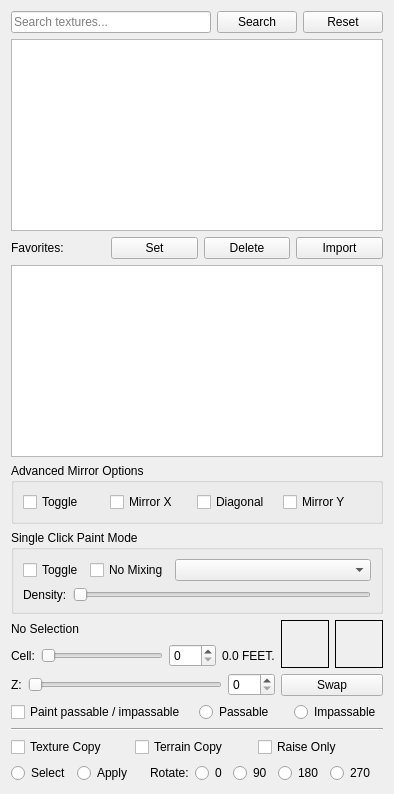
Ui-shigure-z/contraZH, file GeneralsMD/Code/Tools/WorldBuilder/qt/panels/WBQtTerrainMaterialPanel.ui: the form before one commit.
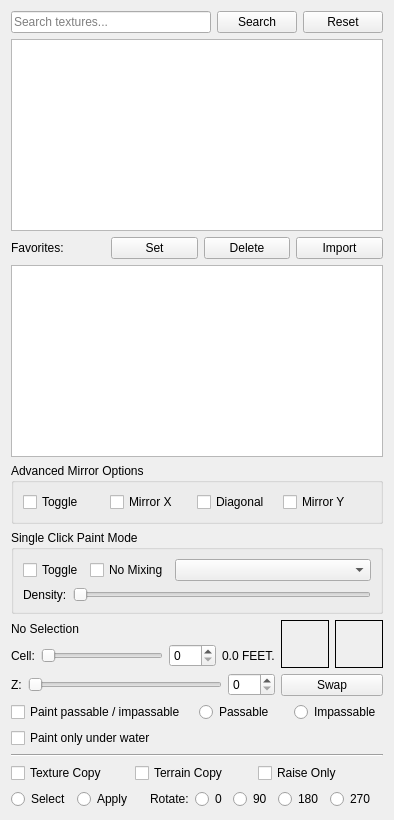
The form after the commit. Custom widgets are drawn as their Qt base class.

Commit message: feat(worldbuilder): add a paint-only-under-water texture option

The edit to the form file:
```diff
--- a/GeneralsMD/Code/Tools/WorldBuilder/qt/panels/WBQtTerrainMaterialPanel.ui
+++ b/GeneralsMD/Code/Tools/WorldBuilder/qt/panels/WBQtTerrainMaterialPanel.ui
@@ -5,7 +5,7 @@
   <property name="windowTitle">
    <string>Terrain Material Options</string>
   </property>
-  <layout class="QVBoxLayout" name="rootLayout" stretch="0,3,0,0,0,0,0,0,0,0,0">
+  <layout class="QVBoxLayout" name="rootLayout" stretch="0,3,0,0,0,0,0,0,0,0,0,0">
    <item>
     <layout class="QHBoxLayout" name="searchRow" stretch="1,0,0">
      <item>
@@ -360,6 +360,16 @@
      </item>
     </layout>
    </item>
+   <item>
+    <widget class="QCheckBox" name="paintWaterOnly">
+     <property name="text">
+      <string>Paint only under water</string>
+     </property>
+     <property name="toolTip">
+      <string>Paint only cells inside a water area that lie below its surface, up to the shoreline.</string>
+     </property>
+    </widget>
+   </item>
    <item>
     <widget class="QFrame" name="copySep">
      <property name="frameShape">
```
The commit also changes 6 other files.
